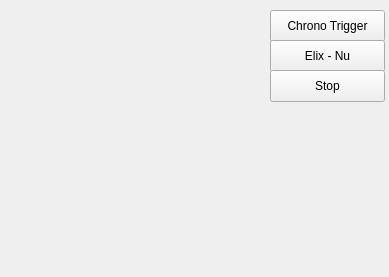
First picture: the form in MainWindow.ui, repository yupferris/snes-apu-dbg, before the edit.
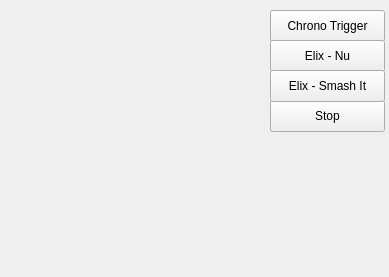
Second picture: the form after the edit.

Commit message: Added another test song button :P

What changed in the file:
```diff
--- a/MainWindow.ui
+++ b/MainWindow.ui
@@ -44,7 +44,7 @@
     <property name="geometry">
      <rect>
       <x>270</x>
-      <y>70</y>
+      <y>100</y>
       <width>115</width>
       <height>32</height>
      </rect>
@@ -63,6 +63,19 @@
      </rect>
     </property>
    </widget>
+   <widget class="QPushButton" name="songCButton">
+    <property name="geometry">
+     <rect>
+      <x>270</x>
+      <y>70</y>
+      <width>115</width>
+      <height>32</height>
+     </rect>
+    </property>
+    <property name="text">
+     <string>Elix - Smash It</string>
+    </property>
+   </widget>
   </widget>
  </widget>
  <layoutdefault spacing="6" margin="11"/>
```
The commit also changes 2 other files.
